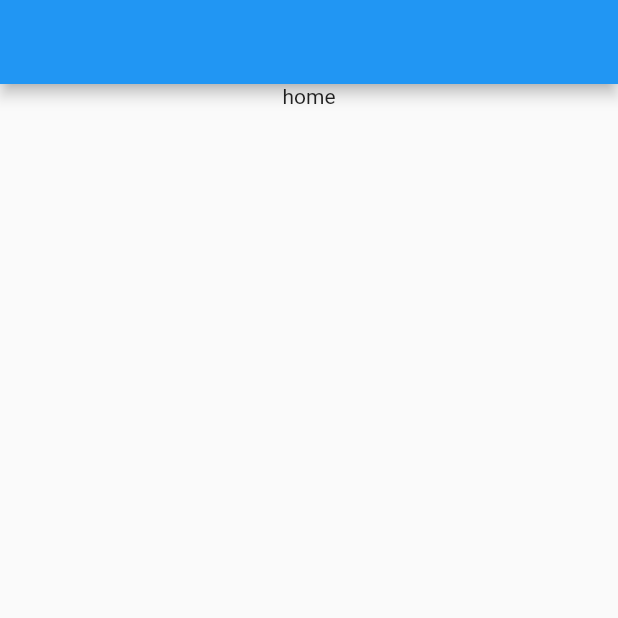
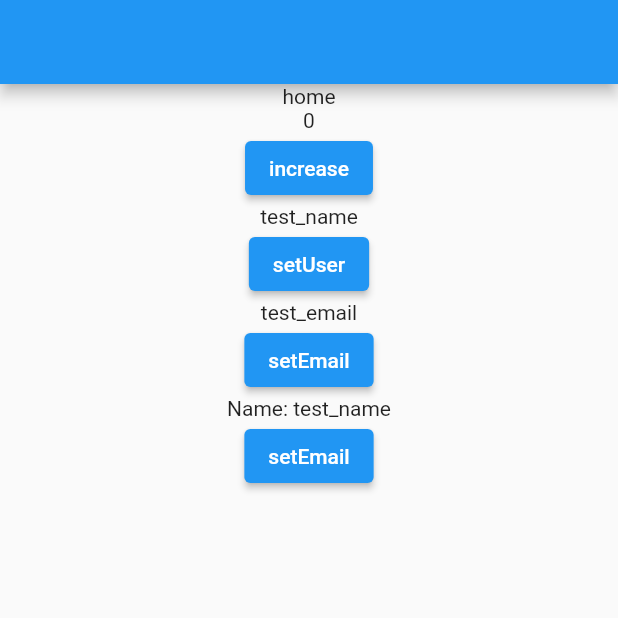
Before and after one commit to k-hirofumi/flutter_riverpod_freezed_sample, a Flutter app: the Home screen opened directly, on a phone screen of 412 x 824 dp, the top half of it. Run offline on Flutter 3.47's test engine with Material 2 defaults, Android fonts, the light colour scheme and no system bars; our stand-ins replace flutter_riverpod, freezed_annotation, introduction_screen.

Commit message:
stateNotifier,freezedで状態管理を実装

```diff
--- a/lib/pages/home.dart
+++ b/lib/pages/home.dart
@@ -2,19 +2,76 @@ import 'package:flutter/material.dart';
 import 'package:flutter/src/widgets/framework.dart';
 import 'package:flutter/src/widgets/placeholder.dart';
 import 'package:flutter_riverpod/flutter_riverpod.dart';
+import 'package:test_flavor/state/user_state_notifier.dart';
 
 class Home extends ConsumerWidget {
   const Home({super.key});
 
   @override
   Widget build(BuildContext context, WidgetRef ref) {
+    // final userNotifier = ref.watch(userStateNotifierProvider.notifier);
+    // final user = ref.watch(userStateNotifierProvider);
+
     return Scaffold(
         appBar: AppBar(),
         body: SafeArea(
           child: Center(
             child: Column(
               children: [
-                Text('home'),
+                const Text('home'),
+                // Text('${ref.watch(userStateNotifierProvider).value!.id}'),
+                // ElevatedButton(
+                //     onPressed: () => ref
+                //         .watch(userStateNotifierProvider.notifier)
+                //         .increment(),
+                //     child: const Text('increase')),
+                // Text(ref.watch(userStateNotifierProvider).value!.name),
+                // ElevatedButton(
+                //     onPressed: () => ref
+                //         .watch(userStateNotifierProvider.notifier)
+                //         .setUser(id: 0, email: ''),
+                //     child: const Text('setUser')),
+                // Text(ref.watch(userStateNotifierProvider).value?.email ?? ''),
+                // ElevatedButton(
+                //     onPressed: () => ref
+                //         .watch(userStateNotifierProvider.notifier)
+                //         .setEmail('mail!!!'),
+                //     child: const Text('setEmail')),
+
+                ref.watch(userStateNotifierProvider).when(
+                      data: (data) => Column(children: [
+                        Text(
+                            '${ref.watch(userStateNotifierProvider).value!.id}'),
+                        ElevatedButton(
+                            onPressed: () => ref
+                                .watch(userStateNotifierProvider.notifier)
+                                .increment(),
+                            child: const Text('increase')),
+                        Text(ref.watch(userStateNotifierProvider).value!.name),
+                        ElevatedButton(
+                            onPressed: () => ref
+                                .watch(userStateNotifierProvider.notifier)
+                                .setUser(id: 0, email: ''),
+                            child: const Text('setUser')),
+                        Text(
+                            ref.watch(userStateNotifierProvider).value?.email ??
+                                ''),
+                        ElevatedButton(
+                            onPressed: () => ref
+                                .watch(userStateNotifierProvider.notifier)
+                                .setEmail('mail!!!'),
+                            child: const Text('setEmail')),
+                        Text('Name: ${data.name}'),
+                      ]),
+                      loading: () => CircularProgressIndicator(),
+                      error: (error, stackTrace) => Text('Error: $error'),
+                    ),
+                // Text(ref.watch(userStateNotifierProvider).value?.email ?? ''),
+                ElevatedButton(
+                    onPressed: () => ref
+                        .watch(userStateNotifierProvider.notifier)
+                        .fetchDataAndUpdateUser(),
+                    child: const Text('setEmail')),
               ],
             ),
           ),
--- /dev/null
+++ b/lib/state/user_state_notifier.dart
@@ -0,0 +1,92 @@
+// import 'package:flutter_riverpod/flutter_riverpod.dart';
+// import 'package:test_flavor/entity/user_entity.dart';
+
+// class UserStateNotifier extends StateNotifier<AsyncValue<UserEntity>> {
+//   UserStateNotifier() : super(const AsyncValue.loading());
+
+//   void setEmail(String email) {
+//     // state = state.copyWith(email: email);
+//     state = AsyncValue.data(state.value!.copyWith(email: email));
+//   }
+
+//   void increment() {
+//     // state = state.copyWith(id: state.id + 1);
+//     state = state.value != null
+//         ? AsyncValue.data(state.value!.copyWith(id: state.value!.id + 1))
+//         : state;
+//   }
+
+//   // //画像ファイルを保存
+//   // saveNowImg(File imageFile) async {
+//   //   final photoDomain = PhotoDomain();
+//   //   await photoDomain.saveNowImageAndPath(imageFile);
+//   // }
+// }
+
+// final userStateNotifierProvider =
+//     StateNotifierProvider<UserStateNotifier, AsyncValue<UserEntity>>((ref) {
+//   return UserStateNotifier();
+// });
+
+import 'package:flutter_riverpod/flutter_riverpod.dart';
+import 'package:test_flavor/entity/user_entity.dart';
+
+class UserStateNotifier extends StateNotifier<AsyncValue<UserEntity>> {
+  UserStateNotifier({required UserEntity initialData})
+      : super(AsyncValue.data(initialData));
+  // //プロバイダー呼び出し時に初期データ取得
+  // : super(AsyncValue.loading()){
+  // fetchDataAndUpdateUser()
+  // };
+
+  void setUser({int? id, String? name, String? email}) {
+    state.whenData((data) {
+      state = AsyncValue.data(data.copyWith(
+        id: id ?? data.id,
+        name: name ?? data.name,
+        email: email ?? data.email,
+      ));
+    });
+  }
+
+  void setEmail(String email) {
+    state.whenData((data) {
+      state = AsyncValue.data(data.copyWith(
+        email: email,
+      ));
+    });
+  }
+
+  void increment() {
+    state.whenData((data) {
+      state = AsyncValue.data(data.copyWith(
+        id: data.id + 1,
+      ));
+    });
+  }
+
+  Future<void> fetchDataAndUpdateUser() async {
+    state = const AsyncValue.loading();
+
+    try {
+      // final data = await fetchData();
+      await Future.delayed(const Duration(seconds: 2));
+      state = AsyncValue.data(UserEntity(id: 99, name: 'fetchde_name'));
+    } catch (error, stack) {
+      state = AsyncValue.error(error, stack);
+    }
+  }
+
+  // Future<UserEntity> fetchData() async {
+  //   // 非同期にデータを取得する処理を実装してください
+  //   // この例では、ダミーデータを返しています
+  //   await Future.delayed(const Duration(seconds: 1));
+  //   return UserEntity(id: 'John Doe', age: 25);
+  // }
+}
+
+final userStateNotifierProvider =
+    StateNotifierProvider<UserStateNotifier, AsyncValue<UserEntity>>((ref) {
+  return UserStateNotifier(
+      initialData: UserEntity(id: 0, name: 'test_name', email: 'test_email'));
+});
--- a/pubspec.yaml
+++ b/pubspec.yaml
@@ -38,6 +38,8 @@ dependencies:
   cupertino_icons: ^1.0.2
   introduction_screen: ^3.1.8
   flutter_riverpod: ^2.3.6
+  freezed_annotation: ^2.2.0
+  json_annotation: ^4.8.1
 
 dev_dependencies:
   flutter_test:
@@ -50,6 +52,9 @@ dev_dependencies:
   # rules and activating additional ones.
   flutter_lints: ^2.0.0
   flutter_launcher_icons: ^0.13.1
+  build_runner: ^2.3.3
+  freezed: ^2.3.4
+  json_serializable: ^6.6.2
 
 # For information on the generic Dart part of this file, see the
 # following page: https://dart.dev/tools/pub/pubspec
```
Also changed, not shown: analysis_options.yaml (+7 -0 lines), lib/entity/user_entity.dart (added, +16 -0 lines), lib/entity/users.dart (added, +14 -0 lines), lib/entity/user_entity.freezed.dart (added), lib/entity/user_entity.g.dart (added), lib/entity/users.freezed.dart (added), lib/entity/users.g.dart (added), pubspec.lock, 1 other file.
